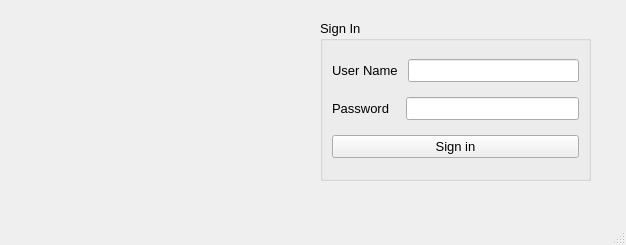
Qt form loginscreen.ui (hishamyakan/Hotel-Mangement-System) before a commit.
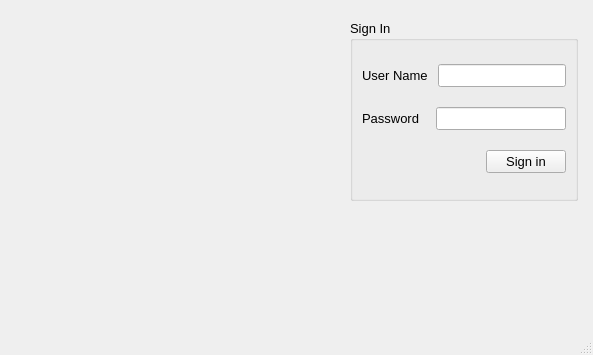
The same form after that commit.

What changed in the file:
```diff
--- a/loginscreen.ui
+++ b/loginscreen.ui
@@ -6,8 +6,8 @@
    <rect>
     <x>0</x>
     <y>0</y>
-    <width>626</width>
-    <height>245</height>
+    <width>593</width>
+    <height>355</height>
    </rect>
   </property>
   <property name="windowTitle">
@@ -17,10 +17,10 @@
    <widget class="QGroupBox" name="groupBox">
     <property name="geometry">
      <rect>
-      <x>320</x>
+      <x>350</x>
       <y>20</y>
-      <width>271</width>
-      <height>161</height>
+      <width>228</width>
+      <height>181</height>
      </rect>
     </property>
     <property name="font">
@@ -31,8 +31,8 @@
     <property name="title">
      <string>Sign In </string>
     </property>
-    <layout class="QVBoxLayout" name="verticalLayout">
-     <item>
+    <layout class="QGridLayout" name="gridLayout">
+     <item row="0" column="0" colspan="2">
       <layout class="QHBoxLayout" name="horizontalLayout">
        <item>
         <widget class="QLabel" name="UserName">
@@ -50,7 +50,7 @@
        </item>
       </layout>
      </item>
-     <item>
+     <item row="1" column="0" colspan="2">
       <layout class="QHBoxLayout" name="horizontalLayout_2">
        <item>
         <widget class="QLabel" name="label_2">
@@ -71,7 +71,24 @@
        </item>
       </layout>
      </item>
-     <item>
+     <item row="2" column="0">
+      <layout class="QHBoxLayout" name="horizontalLayout_3">
+       <item>
+        <spacer name="horizontalSpacer">
+         <property name="orientation">
+          <enum>Qt::Horizontal</enum>
+         </property>
+         <property name="sizeHint" stdset="0">
+          <size>
+           <width>40</width>
+           <height>20</height>
+          </size>
+         </property>
+        </spacer>
+       </item>
+      </layout>
+     </item>
+     <item row="2" column="1">
       <widget class="QPushButton" name="Sign_In">
        <property name="text">
         <string>Sign in</string>
@@ -85,8 +102,8 @@
      <rect>
       <x>10</x>
       <y>0</y>
-      <width>291</width>
-      <height>221</height>
+      <width>311</width>
+      <height>301</height>
      </rect>
     </property>
     <property name="text">
```
Left out of the diff: 2 changed lines with no effect on the pictures.
